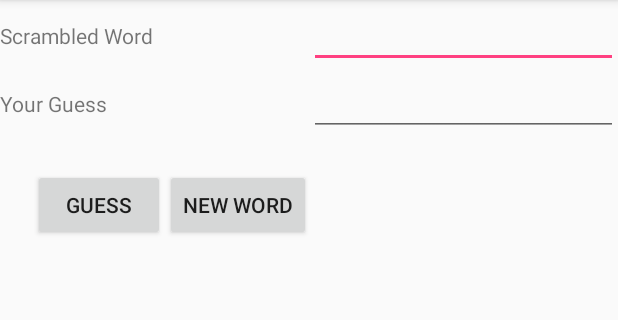
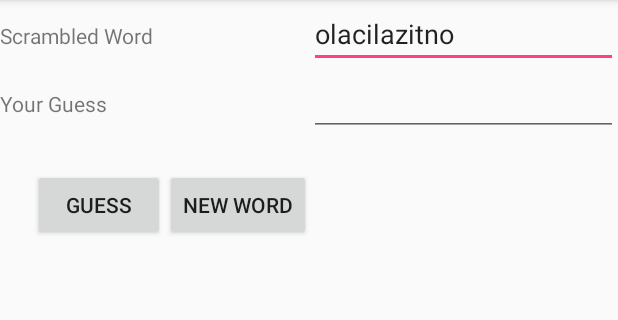
Before and after one commit to pfieffer/AnagramGame, an Android app: the screen it shows after launch (MainActivity), on a phone screen of 412 x 824 dp, the part 84-404 px from its top. Run offline under Robolectric (Android 15) with nearby library versions, the phone set to English and light mode, and no system bars.

Commit message:
LinkUp [] Link up everything

```diff
--- a/app/src/main/java/np/com/ravipun/anagram/MainActivity.java
+++ b/app/src/main/java/np/com/ravipun/anagram/MainActivity.java
@@ -2,12 +2,49 @@ package np.com.ravipun.anagram;
 
 import android.support.v7.app.AppCompatActivity;
 import android.os.Bundle;
+import android.view.View;
+import android.widget.Button;
+import android.widget.EditText;
+
+import java.util.Random;
+
+import np.com.ravipun.anagram.libs.StaticWordLibrary;
+import np.com.ravipun.anagram.libs.WordLibrary;
 
 public class MainActivity extends AppCompatActivity {
+
+EditText scrambledWord, guessedWord;
+    Button guess, newWord;
 
     @Override
     protected void onCreate(Bundle savedInstanceState) {
         super.onCreate(savedInstanceState);
         setContentView(R.layout.activity_main);
+
+        scrambledWord = (EditText) findViewById(R.id.scrambled_word);
+        guessedWord = (EditText) findViewById(R.id.guessed_word);
+        newWord = (Button) findViewById(R.id.button_new_word);
+        guess = (Button) findViewById(R.id.button_guess);
+
+        Random rand = new Random();
+
+        int  n = rand.nextInt(44) + 0;  //generate random number from 0 to 44; 45 is the number of words in out StaticWordLibrary
+
+
+        scrambledWord.setText(StaticWordLibrary.getDefault().getScrambledWord(n));
+
+        guess.setOnClickListener(new View.OnClickListener() {
+            @Override
+            public void onClick(View v) {
+                //// TODO: 7/12/17
+            }
+        });
+
+        newWord.setOnClickListener(new View.OnClickListener(){
+            @Override
+            public void onClick(View v) {
+                // TODO: 7/12/17
+            }
+        });
     }
 }
```
Also changed, not shown: 3 other files.
